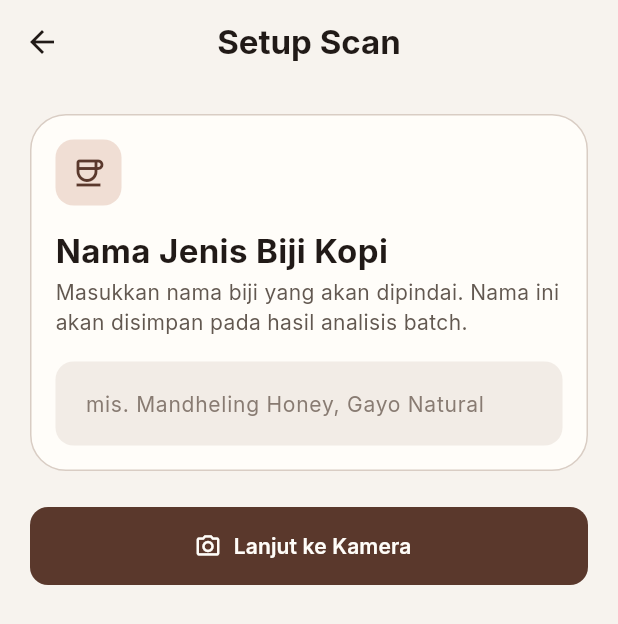
After one commit to AhmadKevin000/roastmate_app, a Flutter app: the ScanSetupView screen opened by its route, on a phone screen of 412 x 824 dp. The commit adds this screen. Shown: the top 624 px of the screen. Run offline on Flutter 3.47's test engine with Material 3 defaults, Android fonts, the phone set to English and light mode, and no system bars; our stand-ins replace camera, flutter_riverpod, go_router, google_fonts, sqflite; accounts and stored records are empty; network calls fail.

Commit message:
feat(scan): form nama biji sebelum scan + simulasi loading analisis

```diff
--- a/mobile/lib/app/router/app_router.dart
+++ b/mobile/lib/app/router/app_router.dart
@@ -5,6 +5,7 @@ import '../../features/brew/presentation/views/brew_catalog_screen.dart';
 import '../../features/brew/presentation/views/recipe_detail_screen.dart';
 import '../../features/home/presentation/views/home_view.dart';
 import '../../features/result/presentation/views/result_view.dart';
+import '../../features/scan/presentation/views/scan_setup_view.dart';
 import '../../features/scan/presentation/views/scan_view.dart';
 import '../../shared/models/analysis_result.dart';
 import '../main_shell.dart';
@@ -14,6 +15,8 @@ import '../main_shell.dart';
 /// Route mengikuti `docs/ARCHITECTURE_MOBILE.md` §6:
 /// `/home` · `/scan` · `/result/:analysisId` · `/history` ·
 /// `/history/:analysisId` · `/brewing` · `/brewing/:methodId`.
+///
+/// Tambahan `/scan/setup` — form nama jenis biji sebelum membuka kamera.
 ///
 /// Tiga tab (`/home`, `/history`, `/brewing`) dibungkus [MainShell] (bottom nav).
 /// Scan & detail di-push sebagai layar penuh.
@@ -39,6 +42,10 @@ final GoRouter appRouter = GoRouter(
       ],
     ),
     GoRoute(
+      path: '/scan/setup',
+      builder: (context, state) => const ScanSetupView(),
+    ),
+    GoRoute(
       path: '/scan',
       builder: (context, state) => const CameraScreen(),
     ),
--- a/mobile/lib/features/home/presentation/views/home_view.dart
+++ b/mobile/lib/features/home/presentation/views/home_view.dart
@@ -540,10 +540,10 @@ class HomePage extends StatelessWidget {
               SizedBox(
                 width: double.infinity,
                 child: ElevatedButton.icon(
-                  onPressed: () => context.push('/scan'),
+                  onPressed: () => context.push('/scan/setup'),
                   icon: const Icon(Icons.camera_alt, color: _primary),
                   label: const Text(
-                    'Buka Kamera',
+                    'Mulai Scan',
                     style: TextStyle(
                       color: _primary,
                       fontWeight: FontWeight.w700,
--- /dev/null
+++ b/mobile/lib/features/scan/presentation/viewmodels/scan_setup_view_model.dart
@@ -0,0 +1,6 @@
+import 'package:flutter_riverpod/flutter_riverpod.dart';
+
+/// Nama jenis biji kopi yang diisi pengguna sebelum scan.
+///
+/// State lokal sesi: dipakai untuk menimpa `batchName` pada hasil analisis.
+final scanBatchNameProvider = StateProvider<String>((ref) => '');
--- /dev/null
+++ b/mobile/lib/features/scan/presentation/views/scan_setup_view.dart
@@ -0,0 +1,194 @@
+import 'package:flutter/material.dart';
+import 'package:flutter_riverpod/flutter_riverpod.dart';
+import 'package:go_router/go_router.dart';
+
+import '../../../../core/theme/roastmate_colors.dart';
+import '../../../../core/theme/roastmate_radius.dart';
+import '../../../../core/theme/roastmate_spacing.dart';
+import '../../../../core/theme/roastmate_text.dart';
+import '../viewmodels/scan_setup_view_model.dart';
+
+/// Layar setup sebelum scan: mengisi nama jenis biji kopi yang akan dipindai.
+///
+/// Nama disimpan ke [scanBatchNameProvider] lalu dipakai menimpa `batchName`
+/// pada hasil analisis.
+class ScanSetupView extends ConsumerStatefulWidget {
+  const ScanSetupView({super.key});
+
+  @override
+  ConsumerState<ScanSetupView> createState() => _ScanSetupViewState();
+}
+
+class _ScanSetupViewState extends ConsumerState<ScanSetupView> {
+  final _formKey = GlobalKey<FormState>();
+  late final TextEditingController _nameController;
+
+  @override
+  void initState() {
+    super.initState();
+    _nameController = TextEditingController(
+      text: ref.read(scanBatchNameProvider),
+    );
+  }
+
+  @override
+  void dispose() {
+    _nameController.dispose();
+    super.dispose();
+  }
+
+  void _submit() {
+    if (!(_formKey.currentState?.validate() ?? false)) return;
+    ref.read(scanBatchNameProvider.notifier).state = _nameController.text
+        .trim();
+    context.push('/scan');
+  }
+
+  @override
+  Widget build(BuildContext context) {
+    return Scaffold(
+      backgroundColor: RoastmateColors.background,
+      appBar: AppBar(
+        backgroundColor: RoastmateColors.background,
+        elevation: 0,
+        scrolledUnderElevation: 0,
+        leading: IconButton(
+          icon: const Icon(
+            Icons.arrow_back,
+            color: RoastmateColors.textPrimary,
+          ),
+          onPressed: () {
+            if (context.canPop()) context.pop();
+          },
+        ),
+        title: Text(
+          'Setup Scan',
+          style: RoastmateText.titleLg.copyWith(
+            color: RoastmateColors.textPrimary,
+          ),
+        ),
+        centerTitle: true,
+      ),
+      body: SafeArea(
+        child: SingleChildScrollView(
+          padding: const EdgeInsets.all(20),
+          child: Center(
+            child: ConstrainedBox(
+              constraints: const BoxConstraints(maxWidth: 560),
+              child: Form(
+                key: _formKey,
+                child: Column(
+                  crossAxisAlignment: CrossAxisAlignment.start,
+                  children: [
+                    Container(
+                      padding: const EdgeInsets.all(RoastmateSpacing.lg),
+                      decoration: BoxDecoration(
+                        color: RoastmateColors.surface,
+                        borderRadius: BorderRadius.circular(
+                          RoastmateRadius.large,
+                        ),
+                        border: Border.all(
+                          color: RoastmateColors.borderDefault,
+                        ),
+                      ),
+                      child: Column(
+                        crossAxisAlignment: CrossAxisAlignment.start,
+                        children: [
+                          Container(
+                            width: 44,
+                            height: 44,
+                            decoration: BoxDecoration(
+                              color: RoastmateColors.espressoSoft,
+                              borderRadius: BorderRadius.circular(
+                                RoastmateRadius.small,
+                              ),
+                            ),
+                            child: const Icon(
+                              Icons.coffee_outlined,
+                              color: RoastmateColors.primary,
+                            ),
+                          ),
+                          const SizedBox(height: RoastmateSpacing.lg),
+                          Text(
+                            'Nama Jenis Biji Kopi',
+                            style: RoastmateText.titleLg.copyWith(
+                              color: RoastmateColors.textPrimary,
+                            ),
+                          ),
+                          const SizedBox(height: RoastmateSpacing.xs),
+                          Text(
+                            'Masukkan nama biji yang akan dipindai. Nama ini akan '
+                            'disimpan pada hasil analisis batch.',
+                            style: RoastmateText.bodyMd.copyWith(
+                              color: RoastmateColors.textSecondary,
+                            ),
+                          ),
+                          const SizedBox(height: RoastmateSpacing.lg),
+                          TextFormField(
+                            controller: _nameController,
+                            textInputAction: TextInputAction.done,
+                            onFieldSubmitted: (_) => _submit(),
+                            style: RoastmateText.bodyLg.copyWith(
+                              color: RoastmateColors.textPrimary,
+                            ),
+                            decoration: InputDecoration(
+                              hintText: 'mis. Mandheling Honey, Gayo Natural',
+                              hintStyle: RoastmateText.bodyMd.copyWith(
+                                color: RoastmateColors.iconMuted,
+                              ),
+                              filled: true,
+                              fillColor: RoastmateColors.surfaceContainer,
+                              contentPadding: const EdgeInsets.symmetric(
+                                horizontal: RoastmateSpacing.lg,
+                                vertical: RoastmateSpacing.lg,
+                              ),
+                              border: OutlineInputBorder(
+                                borderRadius: BorderRadius.circular(
+                                  RoastmateRadius.small,
+                                ),
+                                borderSide: BorderSide.none,
+                              ),
+                            ),
+                            validator: (value) {
+                              if (value == null || value.trim().isEmpty) {
+                                return 'Nama jenis biji wajib diisi';
+                              }
+                              return null;
+                            },
+                          ),
+                        ],
+                      ),
+                    ),
+                    const SizedBox(height: RoastmateSpacing.xl),
+                    SizedBox(
+                      width: double.infinity,
+                      child: ElevatedButton.icon(
+                        onPressed: _submit,
+                        icon: const Icon(Icons.camera_alt_outlined, size: 18),
+                        label: Text(
+                          'Lanjut ke Kamera',
+                          style: RoastmateText.labelLg,
+                        ),
+                        style: ElevatedButton.styleFrom(
+                          backgroundColor: RoastmateColors.primary,
+                          foregroundColor: RoastmateColors.surface,
+                          elevation: 0,
+                          minimumSize: const Size(0, 52),
+                          shape: RoundedRectangleBorder(
+                            borderRadius: BorderRadius.circular(
+                              RoastmateRadius.small,
+                            ),
+                          ),
+                        ),
+                      ),
+                    ),
+                  ],
+                ),
+              ),
+            ),
+          ),
+        ),
+      ),
+    );
+  }
+}
```
Also changed, not shown: mobile/lib/features/scan/presentation/views/scan_view.dart (+45 -16 lines), mobile/lib/features/scan/presentation/widgets/analyzing_overlay.dart (added, +47 -0 lines), mobile/lib/shared/models/analysis_result.dart (+34 -0 lines), 2 other files.
